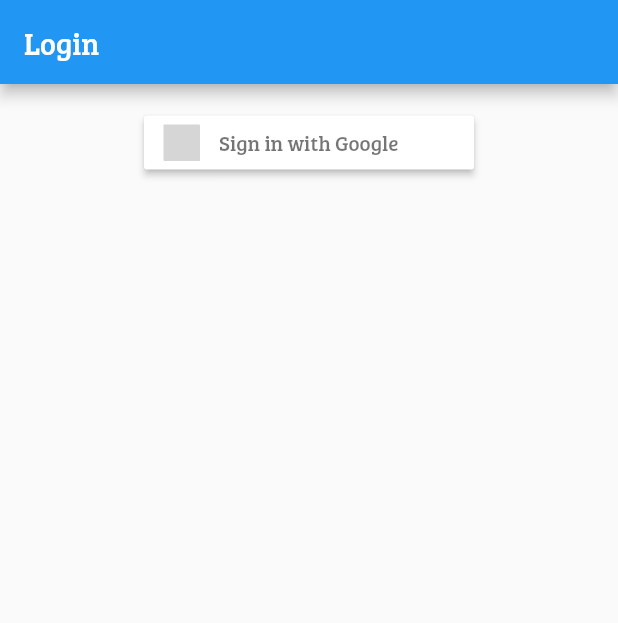
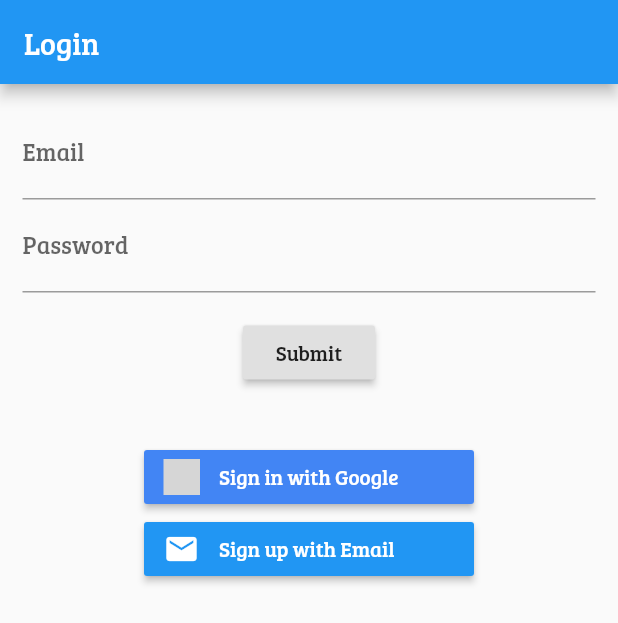
Before and after one commit to kimberlycao/TracKitchen, a Flutter app: the screen it shows after launch, on a phone screen of 412 x 824 dp. Shown: the top 623 px of the screen. Run offline on Flutter 3.47's test engine with Material 2 defaults, Android fonts, the phone set to English and light mode, and no system bars; our stand-ins replace cloud_firestore, curved_navigation_bar, firebase_auth, firebase_core, flutter_signin_button, google_fonts and 1 more; accounts and stored records are empty; grey boxes are pictures that could not be loaded.

Commit message:
Added email and password sign up

```diff
--- /dev/null
+++ b/lib/Components/EmailLoginForm.dart
@@ -0,0 +1,103 @@
+import 'package:flutter/material.dart';
+import 'package:firebase_auth/firebase_auth.dart';
+import 'package:kitchenventory/Home/AppHome.dart';
+
+class EmailLoginForm extends StatefulWidget {
+  @override
+  _EmailLoginFormState createState() => _EmailLoginFormState();
+}
+
+class _EmailLoginFormState extends State<EmailLoginForm> {
+  final FirebaseAuth _auth = FirebaseAuth.instance;
+
+  /// Similar to the SignUpForm
+  final GlobalKey<FormState> _formKey = GlobalKey<FormState>();
+  final TextEditingController _emailController = TextEditingController();
+  final TextEditingController _passwordController = TextEditingController();
+  bool _success;
+  String _userEmail;
+  @override
+  Widget build(BuildContext context) {
+    return Form(
+      key: _formKey,
+      child: Column(
+        crossAxisAlignment: CrossAxisAlignment.start,
+        children: <Widget>[
+          TextFormField(
+            controller: _emailController,
+            decoration: const InputDecoration(labelText: 'Email'),
+            validator: (String value) {
+              if (value.isEmpty) {
+                return 'Please enter some text';
+              }
+              return null;
+            },
+          ),
+          TextFormField(
+            controller: _passwordController,
+            decoration: const InputDecoration(labelText: 'Password'),
+            validator: (String value) {
+              if (value.isEmpty) {
+                return 'Please enter some text';
+              }
+              return null;
+            },
+          ),
+          Container(
+            padding: const EdgeInsets.symmetric(vertical: 16.0),
+            alignment: Alignment.center,
+            child: RaisedButton(
+              onPressed: () async {
+                if (_formKey.currentState.validate()) {
+                  _signInWithEmailAndPassword();
+                }
+              },
+              child: const Text('Submit'),
+            ),
+          ),
+          Container(
+            alignment: Alignment.center,
+            padding: const EdgeInsets.symmetric(horizontal: 16),
+            child: Text(
+              _success == null
+                  ? ''
+                  : (_success
+                      ? 'Successfully signed in ' + _userEmail
+                      : 'Sign in failed'),
+              style: TextStyle(color: Colors.red),
+            ),
+          )
+        ],
+      ),
+    );
+  }
+
+  void _signInWithEmailAndPassword() async {
+    final User user = (await _auth.signInWithEmailAndPassword(
+      email: _emailController.text.trim(),
+      password: _passwordController.text,
+    ))
+        .user;
+
+    if (user != null) {
+      setState(() {
+        Navigator.of(context).push(MaterialPageRoute(builder: (context) {
+          return AppHome();
+        }));
+        _success = true;
+        _userEmail = user.email;
+      });
+    } else {
+      setState(() {
+        _success = false;
+      });
+    }
+  }
+
+  @override
+  void dispose() {
+    _emailController.dispose();
+    _passwordController.dispose();
+    super.dispose();
+  }
+}
--- a/lib/Services/GoogleAuth.dart
+++ b/lib/Services/GoogleAuth.dart
@@ -17,7 +17,8 @@ Future<String> signInWithGoogle() async {
     accessToken: googleSignInAuthentication.accessToken,
     idToken: googleSignInAuthentication.idToken,
   );
-  //Passes the user's credential to Firebase to authenticate with the app
+
+  /// Passes the user's credential to Firebase to authenticate with the app
   final UserCredential authResult =
       await _auth.signInWithCredential(credential);
   final User user = authResult.user;
--- a/lib/Services/UserSetup.dart
+++ b/lib/Services/UserSetup.dart
@@ -1,7 +1,7 @@
 import 'package:firebase_auth/firebase_auth.dart';
 import 'package:cloud_firestore/cloud_firestore.dart';
 
-// Create new collection for user
+/// Creates a new collection for user.
 Future<void> userSetup(String displayName) async {
   CollectionReference users = FirebaseFirestore.instance.collection('Users');
   FirebaseAuth auth = FirebaseAuth.instance;
--- a/lib/screens/Login/LoginScreen.dart
+++ b/lib/screens/Login/LoginScreen.dart
@@ -1,6 +1,8 @@
 import 'package:flutter/material.dart';
 import 'package:flutter_signin_button/flutter_signin_button.dart';
+import 'package:kitchenventory/Components/EmailLoginForm.dart';
 import 'package:kitchenventory/Home/AppHome.dart';
+import 'package:kitchenventory/Screens/Login/SignUpForm.dart';
 import 'package:kitchenventory/Services/GoogleAuth.dart';
 
 class LoginScreen extends StatefulWidget {
@@ -21,8 +23,9 @@ class _LoginScreenState extends State<LoginScreen> {
           child: Container(
             child: Column(
               children: [
+                EmailLoginForm(),
                 SignInButton(
-                  Buttons.Google,
+                  Buttons.GoogleDark,
                   onPressed: () {
                     signInWithGoogle().then((result) {
                       if (result != null) {
@@ -33,7 +36,17 @@ class _LoginScreenState extends State<LoginScreen> {
                       }
                     });
                   },
-                )
+                ),
+                SignInButtonBuilder(
+                    text: 'Sign up with Email',
+                    icon: Icons.email,
+                    backgroundColor: Colors.blue,
+                    onPressed: () {
+                      Navigator.of(context)
+                          .push(MaterialPageRoute(builder: (context) {
+                        return SignUpForm();
+                      }));
+                    })
               ],
             ),
           ),
```
Also changed, not shown: lib/screens/Login/SignUp.dart (deleted, +0 -13 lines), lib/screens/Login/SignUpForm.dart (added, +103 -0 lines).
